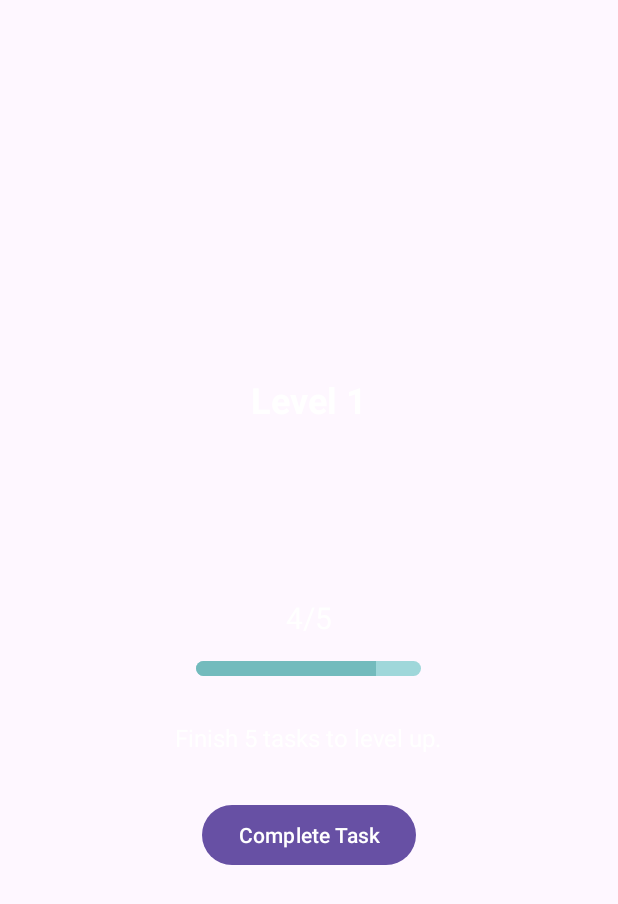
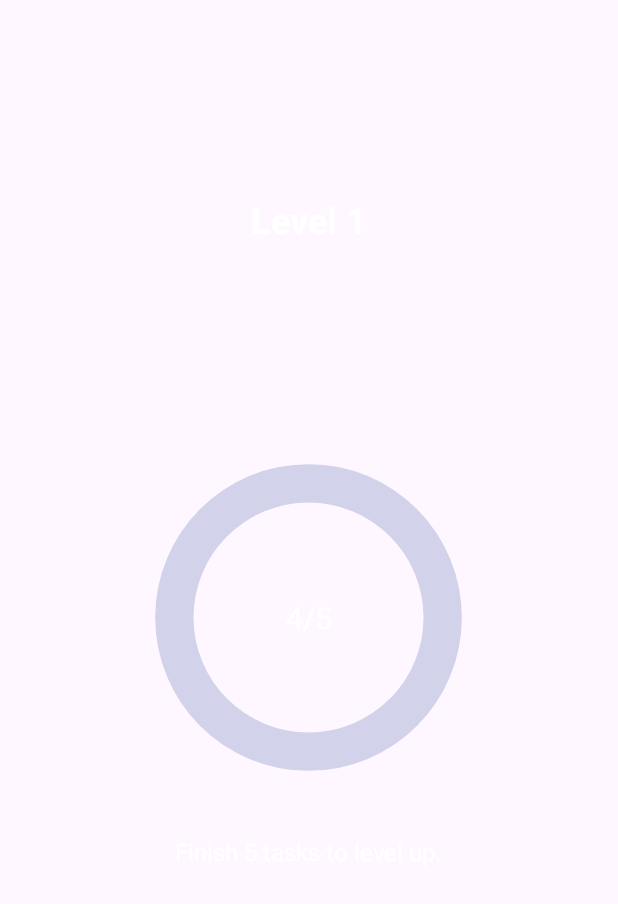
Before and after one commit to BryanJ0904/cozy-focus, an Android app: the layout fragment_third.xml on its own in the app's theme, with its tools: preview values and no code run, on a phone screen of 412 x 824 dp. Shown: the top 904 px of the screen. Run offline under Robolectric (Android 15) with nearby library versions, the light colour scheme and no system bars.

Commit message:
progress circular XP
jadi setiap user menyelesaikan 1 task, maka bar progress pada XP akan bertambah 1

```diff
--- /dev/null
+++ b/app/src/main/java/com/example/cozyfocus/model/Progress.kt
@@ -0,0 +1,6 @@
+package com.example.cozyfocus.model
+
+data class Progress(
+    val level: Int = 1,
+    val completedTasks: Int = 0
+)
--- a/app/src/main/java/com/example/cozyfocus/model/Task.kt
+++ b/app/src/main/java/com/example/cozyfocus/model/Task.kt
@@ -2,10 +2,11 @@ package com.example.cozyfocus.model
 
 import com.example.cozyfocus.enums.TaskStatus
 import com.google.firebase.Timestamp
+import java.io.Serializable
 
 data class Task(
     val id: String = "",
     val title: String = "",
     val date: Timestamp = Timestamp.now(),
-    val status: Int = TaskStatus.NOT_STARTED.ordinal
-)
+    var status: Int = TaskStatus.NOT_STARTED.ordinal
+): Serializable
--- a/app/src/main/res/drawable/circular_progress.xml
+++ b/app/src/main/res/drawable/circular_progress.xml
@@ -1,26 +1,27 @@
 <layer-list xmlns:android="http://schemas.android.com/apk/res/android">
 
-    <!-- Background circle -->
+    <!-- Background ring -->
     <item android:id="@android:id/background">
-        <shape android:shape="ring" android:useLevel="false">
-            <solid android:color="#D9D9D9" />
+        <shape
+            android:shape="ring"
+            android:useLevel="false">
+            <solid android:color="@color/primary_light" />
             <size
-                android:width="8dp"
-                android:height="8dp" />
-            <thickness android:thickness="12dp" />
+                android:width="80dp"
+                android:height="80dp" />
+            <thickness android:thickness="16dp" />
         </shape>
     </item>
 
-    <!-- Progress circle -->
     <item android:id="@android:id/progress">
-        <shape android:shape="ring" android:useLevel="true">
+        <shape android:shape="ring">
             <gradient
-                android:startColor="#4CAF50"
-                android:endColor="#2E7D32"
-                android:angle="0" />
+                android:angle="0"
+                android:endColor="@color/stroke_primary"
+                android:startColor="@color/stroke_primary" />
             <size
-                android:width="8dp"
-                android:height="8dp" />
+                android:width="80dp"
+                android:height="80dp" />
             <thickness android:thickness="16dp" />
         </shape>
     </item>
--- a/app/src/main/res/layout/fragment_third.xml
+++ b/app/src/main/res/layout/fragment_third.xml
@@ -11,8 +11,21 @@
         android:textSize="24sp"
         android:textColor="@android:color/white"
         android:layout_centerHorizontal="true"
-        android:layout_marginTop="250dp" />
+        android:layout_marginTop="130dp" />
 
+    <!-- Progress Bar -->
+    <ProgressBar
+        android:id="@+id/progress_circle"
+        style="?android:attr/progressBarStyleHorizontal"
+        android:layout_width="230dp"
+        android:layout_height="230dp"
+        android:indeterminate="false"
+        android:max="5"
+        android:progress="0"
+        android:layout_centerInParent="true"
+        android:progressDrawable="@drawable/circular_progress" />
+
+    <!-- TextView inside the ProgressBar, centered -->
     <TextView
         android:id="@+id/tv_tasks"
         android:layout_width="wrap_content"
@@ -21,20 +34,6 @@
         android:text="4/5"
         android:textSize="20sp"
         android:textColor="@android:color/white" />
-
-    <ProgressBar
-        android:id="@+id/progress_circle"
-        style="?android:attr/progressBarStyleHorizontal"
-        android:layout_width="150dp"
-        android:layout_height="10dp"
-        android:layout_below="@+id/tv_tasks"
-        android:layout_centerHorizontal="true"
-        android:indeterminate="false"
-        android:max="5"
-        android:progress="4"
-        android:layout_marginTop="15dp"
-        android:progressDrawable="@drawable/progress_bar"
-        />
 
     <TextView
         android:id="@+id/tv_instruction"
@@ -46,14 +45,4 @@
         android:textColor="@android:color/white"
         android:layout_centerHorizontal="true"
         android:layout_marginTop="30dp" />
-
-    <Button
-        android:id="@+id/btn_increment_task"
-        android:layout_width="wrap_content"
-        android:layout_height="wrap_content"
-        android:layout_below="@+id/tv_instruction"
-        android:layout_centerHorizontal="true"
-        android:text="Complete Task"
-        android:layout_marginTop="30dp" />
-
 </RelativeLayout>
```
Also changed, not shown: app/src/main/java/com/example/cozyfocus/SecondFragment.kt (+119 -40 lines), app/src/main/java/com/example/cozyfocus/ThirdFragment.kt (+61 -53 lines).
